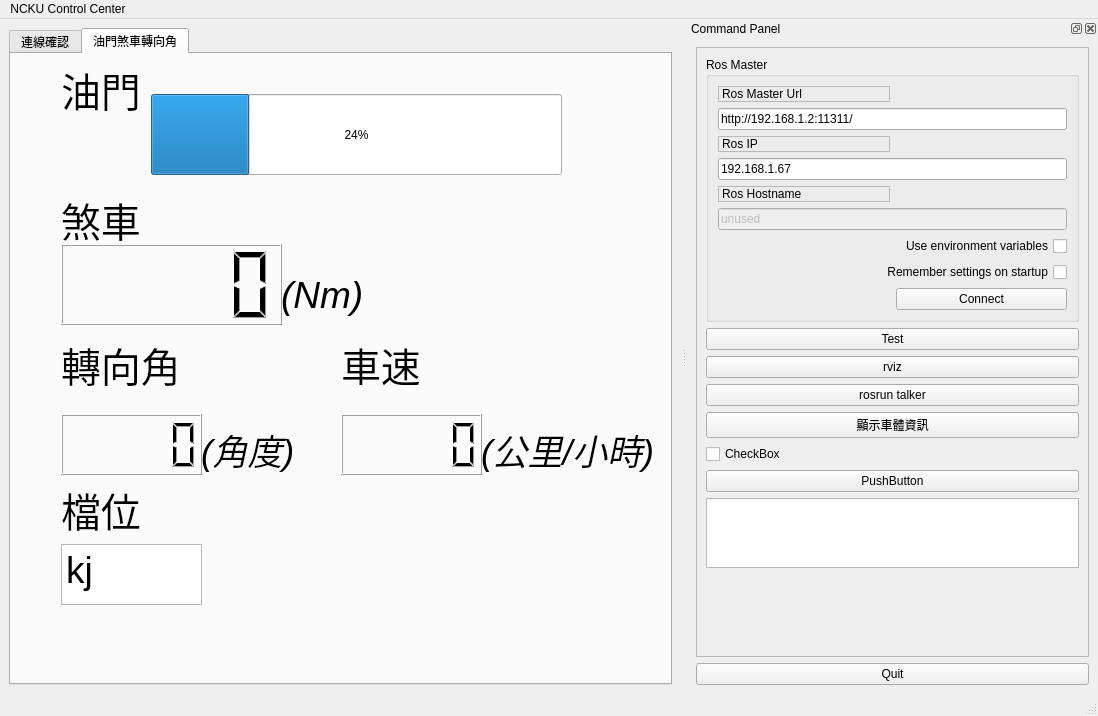
This is qtros/ui/main_window.ui in WeiTing35/control_center as Qt 5 draws it before an edit. The edited form follows.
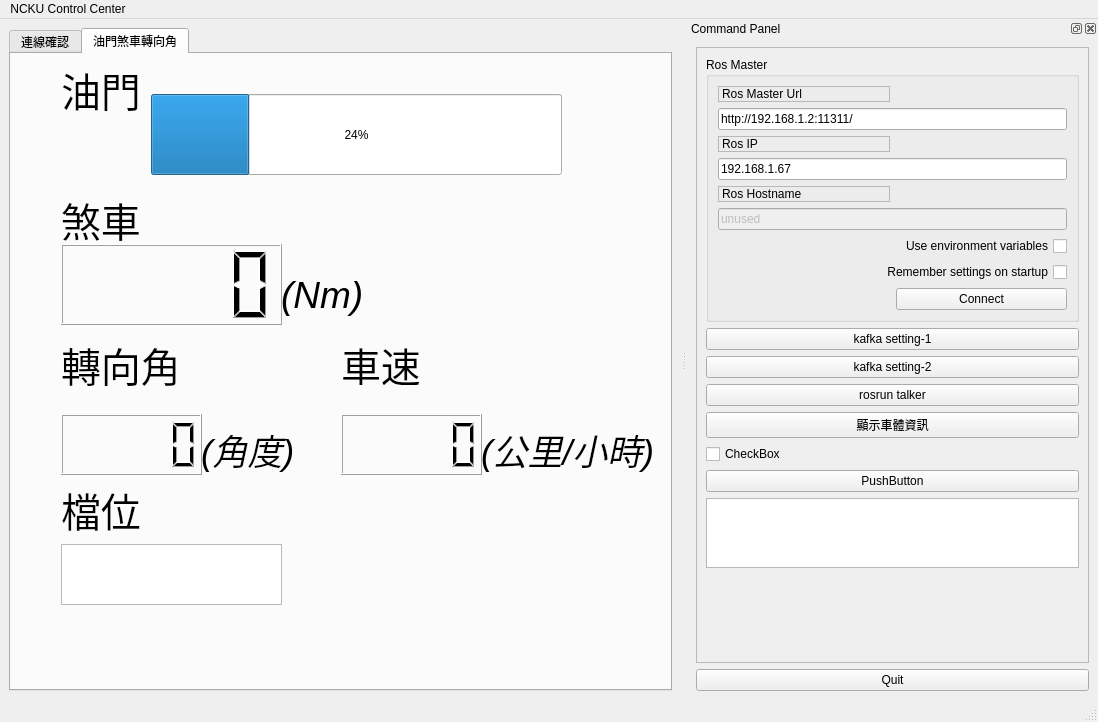
This is the edited form. Icons and pictures are not drawn.

```diff
--- a/qtros/ui/main_window.ui
+++ b/qtros/ui/main_window.ui
@@ -7,7 +7,7 @@
     <x>0</x>
     <y>0</y>
     <width>1098</width>
-    <height>703</height>
+    <height>722</height>
    </rect>
   </property>
   <property name="windowTitle">
@@ -230,7 +230,7 @@
          <rect>
           <x>50</x>
           <y>490</y>
-          <width>141</width>
+          <width>221</width>
           <height>61</height>
          </rect>
         </property>
@@ -244,7 +244,7 @@
 &lt;html&gt;&lt;head&gt;&lt;meta name=&quot;qrichtext&quot; content=&quot;1&quot; /&gt;&lt;style type=&quot;text/css&quot;&gt;
 p, li { white-space: pre-wrap; }
 &lt;/style&gt;&lt;/head&gt;&lt;body style=&quot; font-family:'Ubuntu'; font-size:20pt; font-weight:400; font-style:normal;&quot;&gt;
-&lt;p style=&quot; margin-top:0px; margin-bottom:0px; margin-left:0px; margin-right:0px; -qt-block-indent:0; text-indent:0px;&quot;&gt;&lt;span style=&quot; font-size:28pt;&quot;&gt;kj&lt;/span&gt;&lt;/p&gt;&lt;/body&gt;&lt;/html&gt;</string>
+&lt;p style=&quot;-qt-paragraph-type:empty; margin-top:0px; margin-bottom:0px; margin-left:0px; margin-right:0px; -qt-block-indent:0; text-indent:0px;&quot;&gt;&lt;br /&gt;&lt;/p&gt;&lt;/body&gt;&lt;/html&gt;</string>
         </property>
        </widget>
        <widget class="QLCDNumber" name="lcdNumber_3">
@@ -517,14 +517,14 @@
         <item>
          <widget class="QPushButton" name="button_test">
           <property name="text">
-           <string>Test</string>
+           <string>kafka setting-1</string>
           </property>
          </widget>
         </item>
         <item>
          <widget class="QPushButton" name="pushButton1">
           <property name="text">
-           <string>rviz</string>
+           <string>kafka setting-2</string>
           </property>
          </widget>
         </item>
```
Left out of the diff: 2 changed lines with no effect on the pictures.
